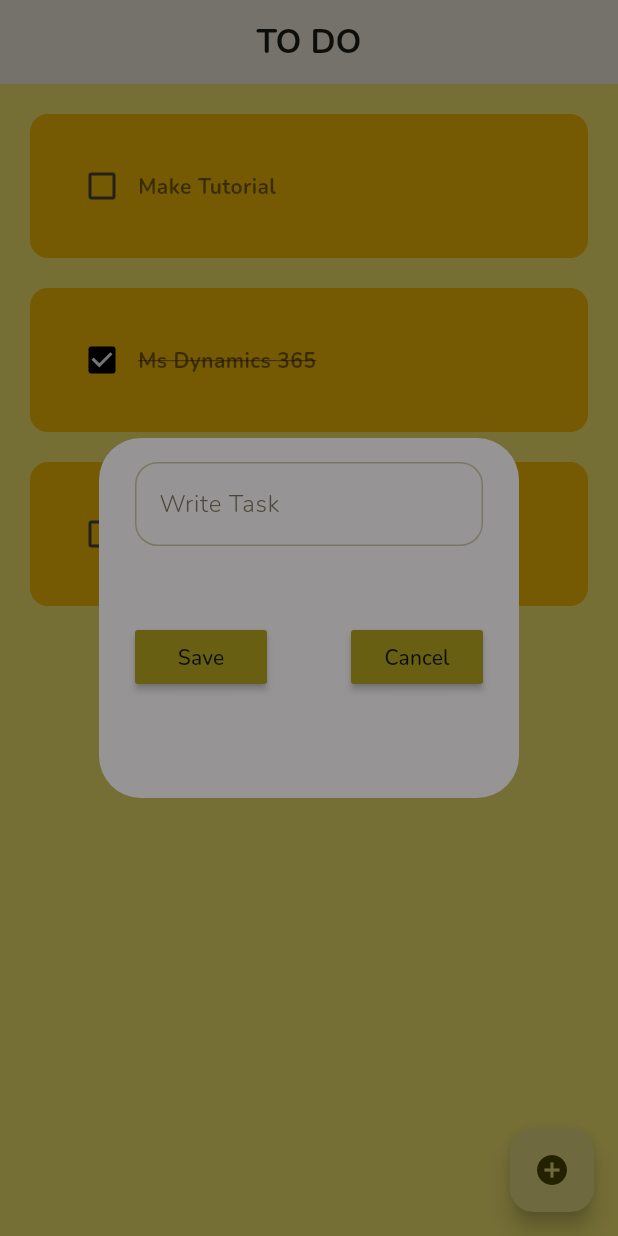
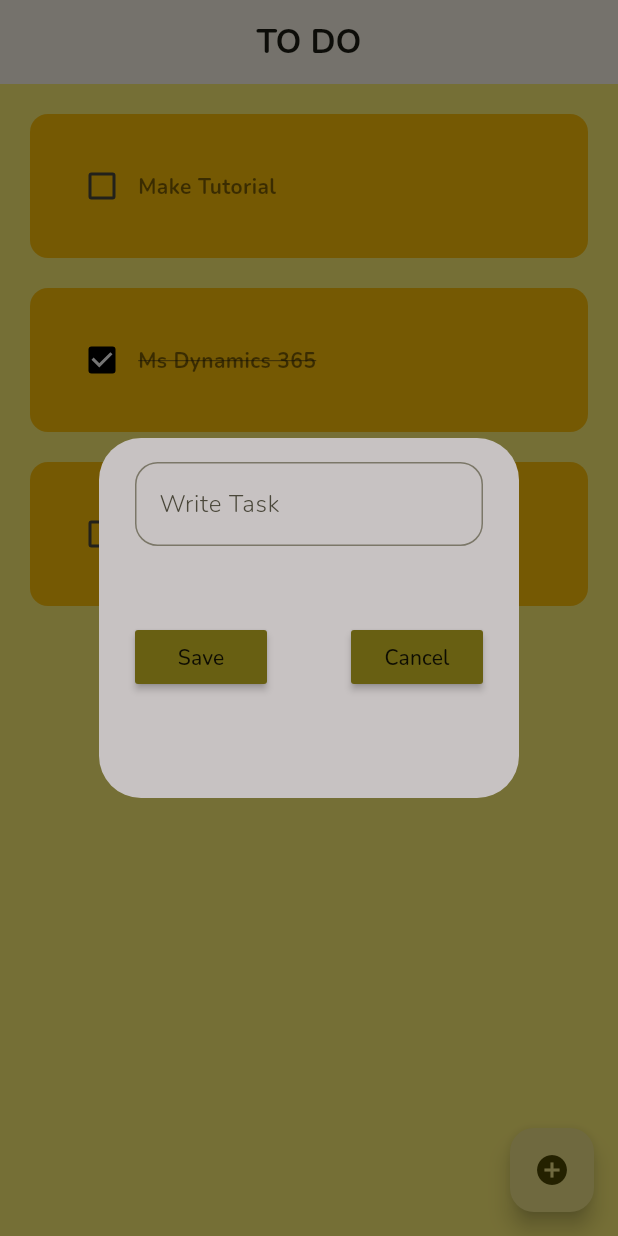
Before and after one commit to Jason-Omondi/todo, a Flutter app: the screen it shows after launch, after a tap on the "add circle" icon, on a phone screen of 412 x 824 dp. Run offline on Flutter 3.47's test engine with Material 2 defaults, Android fonts, the phone set to English and light mode, and no system bars; drawn by our look-alikes of flutter_slidable.

```diff
--- a/lib/components/button.dart
+++ b/lib/components/button.dart
@@ -3,14 +3,16 @@ import 'package:flutter/material.dart';
 class MyButton extends StatelessWidget {
   final String text;
   VoidCallback onPressed;
-  MyButton({super.key, required this.text, required this.onPressed});
+  MyButton({super.key,
+  required this.text,
+  required this.onPressed});
 
   @override
   Widget build(BuildContext context) {
     return MaterialButton(
       onPressed: onPressed,
+      color: Theme.of(context).primaryColor,
       child: Text(text, style: const TextStyle(fontFamily: 'Nunito'),),
-      color: Theme.of(context).primaryColor,
     );
   }
 }
--- a/lib/components/dialogue_box.dart
+++ b/lib/components/dialogue_box.dart
@@ -5,17 +5,21 @@ class dialogueBox extends StatelessWidget {
   final TextEditingController controller;
   VoidCallback onSave;
   VoidCallback onCancel;
-  dialogueBox({super.key, required this.controller, required this.onCancel, required this.onSave});
+  dialogueBox({super.key,
+  required this.controller,
+  required this.onCancel,
+  required this.onSave});
 
   @override
   Widget build(BuildContext context) {
     return AlertDialog(
-      backgroundColor: Color.fromARGB(255, 150, 148, 148),
+      backgroundColor: Color.fromARGB(255, 199, 194, 194),
       content: Container(
         height: 200,
         child: Column(
           children: [
             TextField(
+              //grab the controller
               controller: controller,
               decoration: InputDecoration(
                 border: OutlineInputBorder(borderRadius: BorderRadius.circular(15)),
--- a/lib/components/todo_tile.dart
+++ b/lib/components/todo_tile.dart
@@ -1,16 +1,30 @@
 import 'package:flutter/material.dart';
+import 'package:flutter_slidable/flutter_slidable.dart';
 
 class toDoTile extends StatelessWidget {
   final String taskName;
   final bool taskCompleted;
   Function(bool?)? onChanged;
+  Function(BuildContext)? deleteFunction;
 
-  toDoTile({super.key, required this.taskName, required this.taskCompleted, required this.onChanged});
+  toDoTile({super.key, required this.taskName, required this.taskCompleted, required this.onChanged, required this.deleteFunction});
 
   @override
   Widget build(BuildContext context) {
     return Padding(
       padding: const EdgeInsets.only(right:20.0, left:20.0, top:20.0),
+      child: Slidable(
+        endActionPane: ActionPane(
+          motion: StretchMotion(),
+          children: [
+            SlidableAction(
+              onPressed: deleteFunction,
+              icon: Icons.delete,
+              backgroundColor: Colors.red.shade300,
+              borderRadius: BorderRadius.circular(10),
+              ),
+          ],
+        ),
         child: Container(
           padding: const EdgeInsets.all(24),
           child: Row(
@@ -34,6 +48,7 @@ class toDoTile extends StatelessWidget {
             borderRadius: BorderRadius.circular(12),
           ),
         ),
+      ),
     );
   }
 }
--- a/lib/pages/home.dart
+++ b/lib/pages/home.dart
@@ -52,8 +52,12 @@ class _HomePageState extends State<HomePage> {
          });
   }
 
-  // handle delete task
-  void deleteTask() {}
+  // handle delete task from the toDoList
+  void deleteTask(int index) {
+    setState(() {
+      toDoList.removeAt(index);
+    });
+  }
 
   @override
   Widget build(BuildContext context) {
@@ -75,9 +79,10 @@ class _HomePageState extends State<HomePage> {
         {
           return SingleChildScrollView(
             child: toDoTile(
-            taskName: toDoList[index][0].toString(),
+            taskName: toDoList[index][0],
             taskCompleted: toDoList[index][1],
             onChanged: (value) => checkBoxChanged(value, index),
+            deleteFunction: (context) => {},
             ),
           );
          },
--- a/pubspec.yaml
+++ b/pubspec.yaml
@@ -35,16 +35,12 @@ dependencies:
   # The following adds the Cupertino Icons font to your application.
   # Use with the CupertinoIcons class for iOS style icons.
   cupertino_icons: ^1.0.2
+  flutter_slidable:
 
 dev_dependencies:
   flutter_test:
     sdk: flutter
 
-  # The "flutter_lints" package below contains a set of recommended lints to
-  # encourage good coding practices. The lint set provided by the package is
-  # activated in the `analysis_options.yaml` file located at the root of your
-  # package. See that file for information about deactivating specific lint
-  # rules and activating additional ones.
   flutter_lints: ^2.0.0
 
 # For information on the generic Dart part of this file, see the
```
Also changed, not shown: pubspec.lock. Lines whose indentation alone changed are shown as unchanged.
